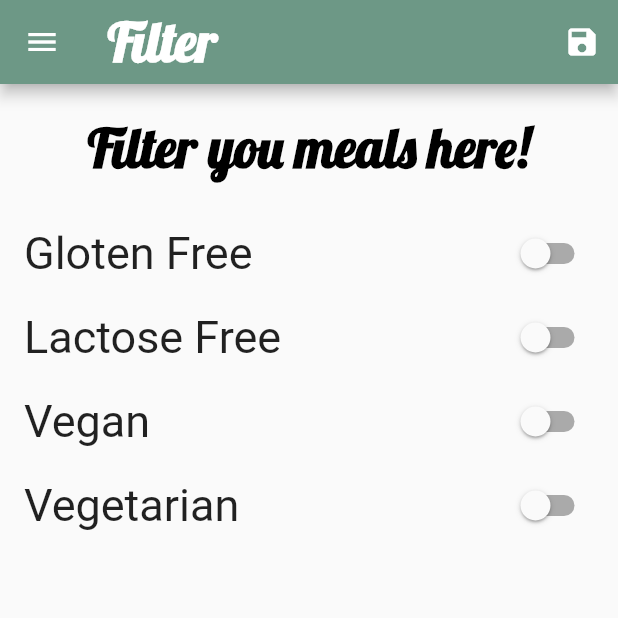
After one commit to Wasim-Zaman/meal-app-rebuild-using-mvc-architecture, a Flutter app: the FiltersPage screen opened by its route, on a phone screen of 412 x 824 dp, the top half of it. The commit adds this screen. Run offline on Flutter 3.47's test engine with Material 2 defaults, Android fonts, the phone set to English and light mode, and no system bars; our stand-ins replace google_fonts.

Commit message:
meal filter feature added

```diff
--- a/lib/main.dart
+++ b/lib/main.dart
@@ -1,18 +1,55 @@
 import 'package:flutter/material.dart';
+import 'package:meal_application_revised/controllers/dummy_data.dart';
 
 import 'view/pages/category_meals_page.dart';
+import 'view/pages/meal_recipe_page.dart';
 import 'view/pages/categories_page.dart';
-import 'view/pages/meal_recipe_page.dart';
+import 'view/pages/filters_page.dart';
 import 'view/pages/tabs_page.dart';
 
 import 'view/themes/theme_style.dart';
+
+import './models/filters_data.dart';
+import './models/meal.dart';
 
 void main() {
   runApp(const MyApp());
 }
 
-class MyApp extends StatelessWidget {
+class MyApp extends StatefulWidget {
   const MyApp({super.key});
+
+  @override
+  State<MyApp> createState() => _MyAppState();
+}
+
+class _MyAppState extends State<MyApp> {
+  FiltersData _filtersData = FiltersData();
+
+  void _setFilters(FiltersData filtersData) {
+    setState(() {
+      _filtersData = filtersData;
+    });
+
+    // Setting up the available meal here.
+    _availableMeals = DUMMY_MEALS.where((meal) {
+      if (_filtersData.isGlutenFree && !meal.isGlutenFree) {
+        return false;
+      }
+      if (_filtersData.isLectoseFree && !meal.isLactoseFree) {
+        return false;
+      }
+      if (_filtersData.isVegan && !meal.isVegan) {
+        return false;
+      }
+      if (_filtersData.isVegetarian && !meal.isVegetarian) {
+        return false;
+      }
+      return true;
+    }).toList();
+  }
+
+  List<Meal> _availableMeals = DUMMY_MEALS;
 
   // This widget is the root of your application.
   @override
@@ -26,10 +63,15 @@ class MyApp extends StatelessWidget {
       // home: const CategoriesPage(),
       initialRoute: '/',
       routes: {
-        // '/': (context) => const CategoriesPage(),
         '/': (context) => const TabsPage(),
-        CategoryMealsPage.pageName: (context) => const CategoryMealsPage(),
+        CategoryMealsPage.pageName: (context) =>
+            CategoryMealsPage(_availableMeals),
         MealRecipePage.pageName: (context) => const MealRecipePage(),
+        CategoriesPage.pageName: (context) => const CategoriesPage(),
+        FiltersPage.pageName: (context) => FiltersPage(
+              _filtersData,
+              _setFilters,
+            ),
       },
     );
   }
--- /dev/null
+++ b/lib/models/filters_data.dart
@@ -0,0 +1,13 @@
+class FiltersData {
+  bool isGlutenFree;
+  bool isVegan;
+  bool isVegetarian;
+  bool isLectoseFree;
+
+  FiltersData({
+    this.isGlutenFree = false,
+    this.isLectoseFree = false,
+    this.isVegan = false,
+    this.isVegetarian = false,
+  });
+}
--- /dev/null
+++ b/lib/view/pages/filters_page.dart
@@ -0,0 +1,105 @@
+import 'package:flutter/material.dart';
+
+import '../../models/filters_data.dart';
+import '../widgets/main_drawer.dart';
+
+class FiltersPage extends StatefulWidget {
+  final Function setFilters;
+  final FiltersData filters;
+  const FiltersPage(this.filters, this.setFilters, {super.key});
+
+  static const String pageName = '/filters-page';
+
+  @override
+  State<FiltersPage> createState() => _FiltersPageState();
+}
+
+class _FiltersPageState extends State<FiltersPage> {
+  bool? _glutenFree;
+  bool? _lactoseFree;
+  bool? _isVegan;
+  bool? _isVegetarian;
+
+  @override
+  void initState() {
+    // TODO: implement initState
+    _isVegan = widget.filters.isVegan;
+    _glutenFree = widget.filters.isGlutenFree;
+    _isVegetarian = widget.filters.isVegetarian;
+    _lactoseFree = widget.filters.isLectoseFree;
+    super.initState();
+  }
+
+  Widget _builtSwitchListTile(
+      String title, bool filterValue, Function updateFilters) {
+    return SwitchListTile(
+      value: filterValue,
+      onChanged: (value) => updateFilters(value),
+      title: Text(
+        title,
+        style: const TextStyle(fontSize: 30),
+      ),
+    );
+  }
+
+  @override
+  Widget build(BuildContext context) {
+    return Scaffold(
+      drawer: const MainDrawer(),
+      appBar: AppBar(
+        title: const Text('Filter'),
+        backgroundColor: Theme.of(context).primaryColor,
+        actions: [
+          IconButton(
+            onPressed: () {
+              final FiltersData filterData = FiltersData(
+                isGlutenFree: _glutenFree!,
+                isLectoseFree: _lactoseFree!,
+                isVegan: _isVegan!,
+                isVegetarian: _isVegetarian!,
+              );
+
+              widget.setFilters(filterData);
+            },
+            icon: const Icon(Icons.save),
+          )
+        ],
+      ),
+      body: Column(
+        children: [
+          Container(
+            margin: const EdgeInsets.symmetric(vertical: 20),
+            child: Center(
+              child: Text(
+                'Filter you meals here!',
+                style: Theme.of(context).textTheme.headline6,
+              ),
+            ),
+          ),
+
+          // Build switch list tiles
+          _builtSwitchListTile('Gloten Free', _glutenFree!, (newValue) {
+            setState(() {
+              _glutenFree = newValue;
+            });
+          }),
+          _builtSwitchListTile('Lactose Free', _lactoseFree!, (newValue) {
+            setState(() {
+              _lactoseFree = newValue;
+            });
+          }),
+          _builtSwitchListTile('Vegan', _isVegan!, (newValue) {
+            setState(() {
+              _isVegan = newValue;
+            });
+          }),
+          _builtSwitchListTile('Vegetarian', _isVegetarian!, (newValue) {
+            setState(() {
+              _isVegetarian = newValue;
+            });
+          }),
+        ],
+      ),
+    );
+  }
+}
```
Also changed, not shown: lib/view/pages/category_meals_page.dart (+11 -4 lines), lib/view/widgets/main_drawer.dart (+9 -2 lines), pubspec.lock.
